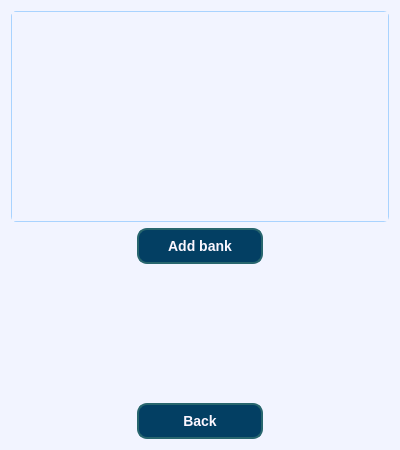
Old version of the form course_work/source/menu/Lists menu/bank_window.ui in the repository R-Kiselev/Lab1.
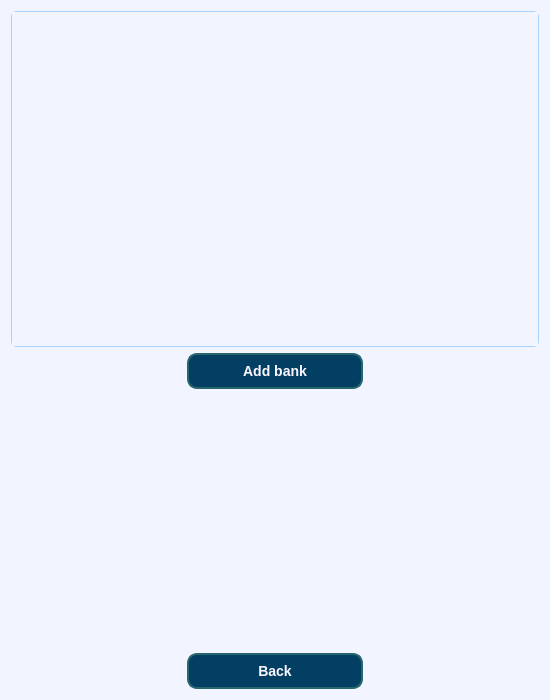
New version of the form.

Patch:
```diff
--- a/course_work/source/menu/Lists menu/bank_window.ui
+++ b/course_work/source/menu/Lists menu/bank_window.ui
@@ -6,8 +6,8 @@
    <rect>
     <x>0</x>
     <y>0</y>
-    <width>400</width>
-    <height>450</height>
+    <width>550</width>
+    <height>700</height>
    </rect>
   </property>
   <property name="windowTitle">
@@ -126,8 +126,8 @@
        <rect>
         <x>0</x>
         <y>0</y>
-        <width>380</width>
-        <height>211</height>
+        <width>530</width>
+        <height>336</height>
        </rect>
       </property>
      </widget>
```
Left out of the diff: 10 changed lines with no effect on the pictures.
